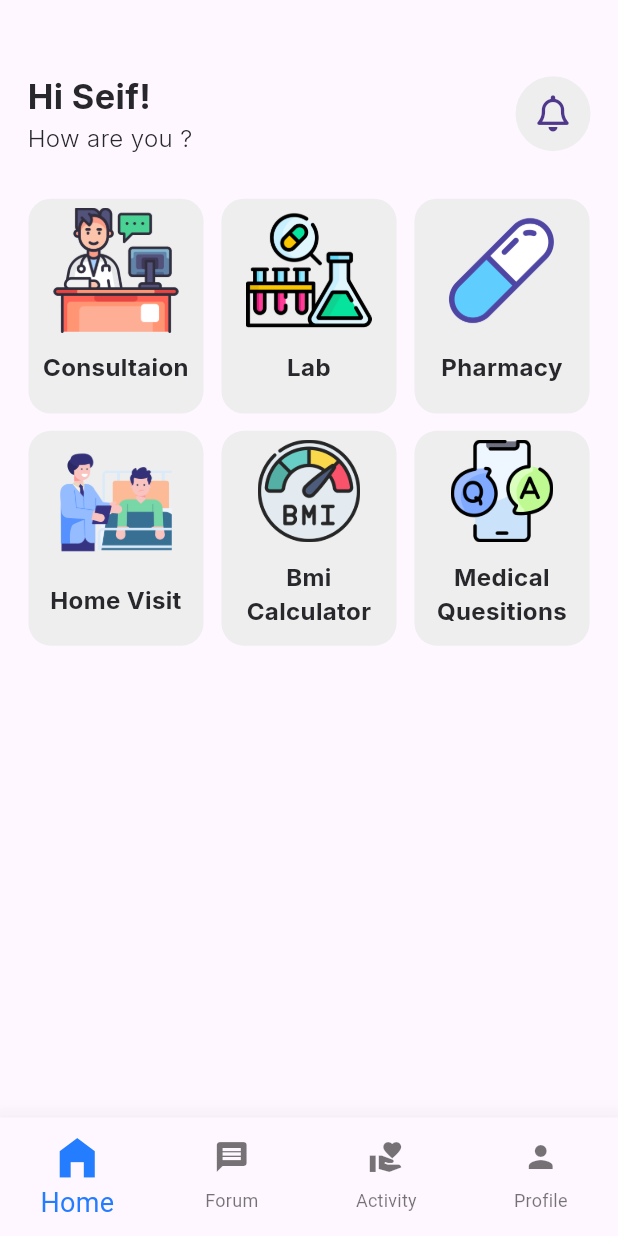
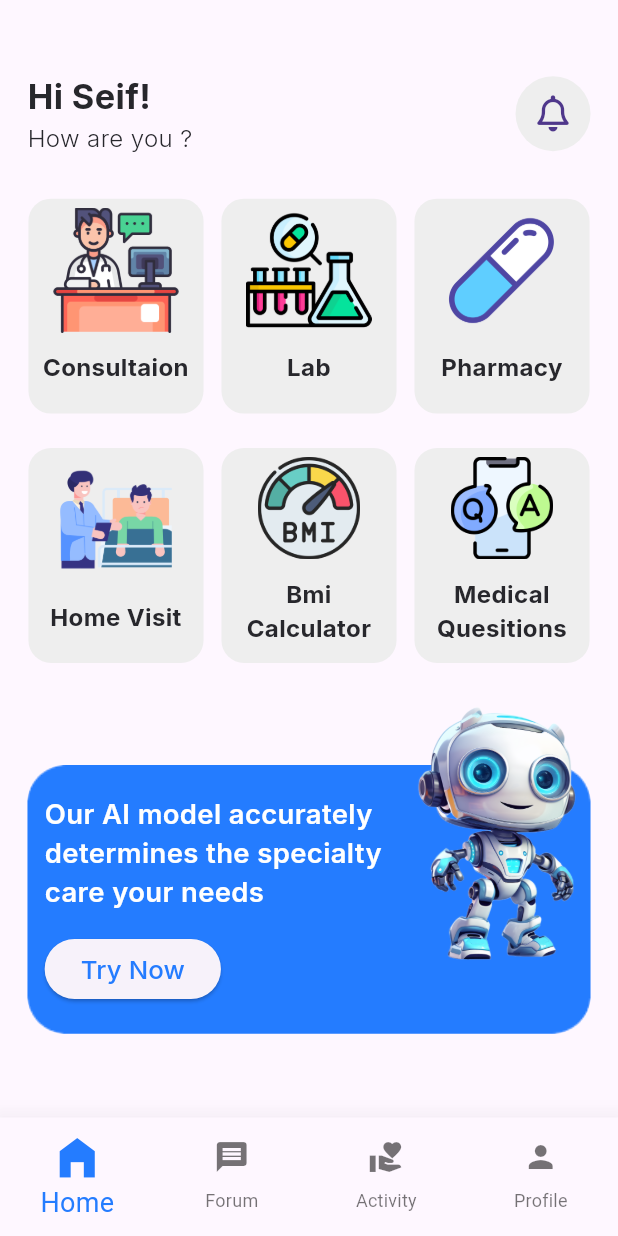
Before and after one commit to seiftarek10/clinic_square, a Flutter app: the screen it shows after launch, on a phone screen of 412 x 824 dp. Run offline on Flutter 3.47's test engine with Material 3 defaults, Android fonts, the light colour scheme and no system bars; our stand-ins replace flutter_screenutil, font_awesome_flutter, go_router, google_fonts.

Commit message:
finish ai card and home page for patient

```diff
--- a/lib/Core/Widgets/scrollable_widget.dart
+++ b/lib/Core/Widgets/scrollable_widget.dart
@@ -8,6 +8,7 @@ class AppScrollWidget extends StatelessWidget {
   @override
   Widget build(BuildContext context) {
     return  SingleChildScrollView(
+      physics: const BouncingScrollPhysics(),
       child: child,
     );
   }
--- a/lib/Core/utils/assets.dart
+++ b/lib/Core/utils/assets.dart
@@ -10,4 +10,6 @@ abstract class Assets {
   static const String pharmacy = 'assets/images/pngs/pharmacy.png';
   static const String medicalQuestion =
       'assets/images/pngs/medical_question.png';
+  static const String blueContainer = 'assets/images/pngs/blue_card.png';
+  static const String robot = 'assets/images/pngs/robot.png';
 }
--- /dev/null
+++ b/lib/Features/Home/Presentaion/View/Widgets/ai_card_button.dart
@@ -0,0 +1,14 @@
+import 'package:clinic_square/Core/Themes/fonts.dart';
+import 'package:flutter/material.dart';
+
+class AiCardButton extends StatelessWidget {
+  const AiCardButton({super.key});
+
+  @override
+  Widget build(BuildContext context) {
+    return ElevatedButton(
+      onPressed: (){},
+      child: Text('Try Now',style: Fonts.font15_500mainBlue),
+    );
+  }
+}
--- a/lib/Features/Home/Presentaion/View/Widgets/ai_category_card.dart
+++ b/lib/Features/Home/Presentaion/View/Widgets/ai_category_card.dart
@@ -1,10 +1,52 @@
+import 'package:clinic_square/Core/Themes/fonts.dart';
+import 'package:clinic_square/Core/utils/assets.dart';
+import 'package:clinic_square/Features/Home/Presentaion/View/Widgets/ai_card_button.dart';
+import 'package:flutter/cupertino.dart';
 import 'package:flutter/material.dart';
+import 'package:flutter/widgets.dart';
+import 'package:flutter_screenutil/flutter_screenutil.dart';
 
 class AiCard extends StatelessWidget {
   const AiCard({super.key});
 
   @override
   Widget build(BuildContext context) {
-    return const Placeholder();
+    return SizedBox(
+      height: 195.h,
+      child: Stack(
+        alignment: Alignment.bottomCenter,
+        children: [
+          Container(
+            height: 150.h,
+            width: double.infinity,
+            padding: EdgeInsetsDirectional.symmetric(
+                horizontal: 10.w, vertical: 16.h),
+            decoration: BoxDecoration(
+                borderRadius: BorderRadius.circular(24),
+                image: const DecorationImage(
+                    image: AssetImage(Assets.blueContainer), fit: BoxFit.fill)),
+            child: Column(
+              mainAxisAlignment: MainAxisAlignment.spaceBetween,
+              crossAxisAlignment: CrossAxisAlignment.start,
+              children: [
+                Text(
+                  'Our AI model accurately\ndetermines the specialty\ncare your needs',
+                  style: Fonts.font16_600White,
+                ),
+                const AiCardButton()
+              ],
+            ),
+          ),
+          Positioned(
+            right: 8.w,
+            top: 0,
+            child:Image.asset(
+              Assets.robot,
+              height: 200,
+              fit: BoxFit.fill,
+              ) )
+        ],
+      ),
+    );
   }
 }
--- a/lib/Features/Home/Presentaion/View/Widgets/all_home_categories.dart
+++ b/lib/Features/Home/Presentaion/View/Widgets/all_home_categories.dart
@@ -9,7 +9,7 @@ class AllHomeGategroies extends StatelessWidget {
   @override
   Widget build(BuildContext context) {
     return Wrap(
-      runSpacing: 10.w,
+      runSpacing: 20.w,
       spacing: 10.h,
       direction: Axis.horizontal,
       children: const [
--- a/lib/Features/Home/Presentaion/View/Widgets/home_category.dart
+++ b/lib/Features/Home/Presentaion/View/Widgets/home_category.dart
@@ -4,14 +4,23 @@ import 'package:flutter/material.dart';
 import 'package:flutter_screenutil/flutter_screenutil.dart';
 
 class HomeCategory extends StatelessWidget {
-  const HomeCategory({super.key, required this.category,  this.imageFlex,  this.textFlex, required this.categoryIcon});
+  const HomeCategory(
+      {super.key,
+      required this.category,
+      this.imageFlex,
+      this.textFlex,
+      required this.categoryIcon});
 
-  final String category,categoryIcon;
+  final String category, categoryIcon;
   final int? imageFlex, textFlex;
 
   @override
   Widget build(BuildContext context) {
-    return Container(
+    return GestureDetector(
+      onTap: () {
+
+      },
+      child: Container(
         width: 102.w,
         height: 120.h,
         decoration: BoxDecoration(
@@ -21,14 +30,11 @@ class HomeCategory extends StatelessWidget {
           children: [
             SizedBox(height: 5.h),
             Expanded(
-            flex: imageFlex??2,
-            child:Image.asset(
-              categoryIcon,
-              fit: BoxFit.cover
-          )),
+                flex: imageFlex ?? 2,
+                child: Image.asset(categoryIcon, fit: BoxFit.cover)),
             SizedBox(height: 10.h),
             Expanded(
-              flex: textFlex??1,
+                flex: textFlex ?? 1,
                 child: Text(
                   category,
                   textAlign: TextAlign.center,
@@ -36,6 +42,7 @@ class HomeCategory extends StatelessWidget {
                 ))
           ],
         ),
+      ),
     );
   }
 }
--- a/lib/Features/Home/Presentaion/View/home.dart
+++ b/lib/Features/Home/Presentaion/View/home.dart
@@ -1,6 +1,7 @@
 import 'package:clinic_square/Core/Helpers/space.dart';
 import 'package:clinic_square/Core/Widgets/app_padding.dart';
 import 'package:clinic_square/Core/Widgets/scrollable_widget.dart';
+import 'package:clinic_square/Features/Home/Presentaion/View/Widgets/ai_category_card.dart';
 import 'package:clinic_square/Features/Home/Presentaion/View/Widgets/all_home_categories.dart';
 import 'package:clinic_square/Features/Home/Presentaion/View/Widgets/home_header_text.dart';
 import 'package:flutter/material.dart';
@@ -19,7 +20,9 @@ class HomePage extends StatelessWidget {
               Space.topSpace,
               const HomeHeaderText(),
               Space.verticalSpace24,
-              const AllHomeGategroies()
+              const AllHomeGategroies(),
+              Space.verticalSpace12,
+              const AiCard()
 
               ],
           )),
```
Also changed, not shown: assets/images/pngs/blue_card.png (added), assets/images/pngs/robot.png (added). Lines whose indentation alone changed are shown as unchanged.
